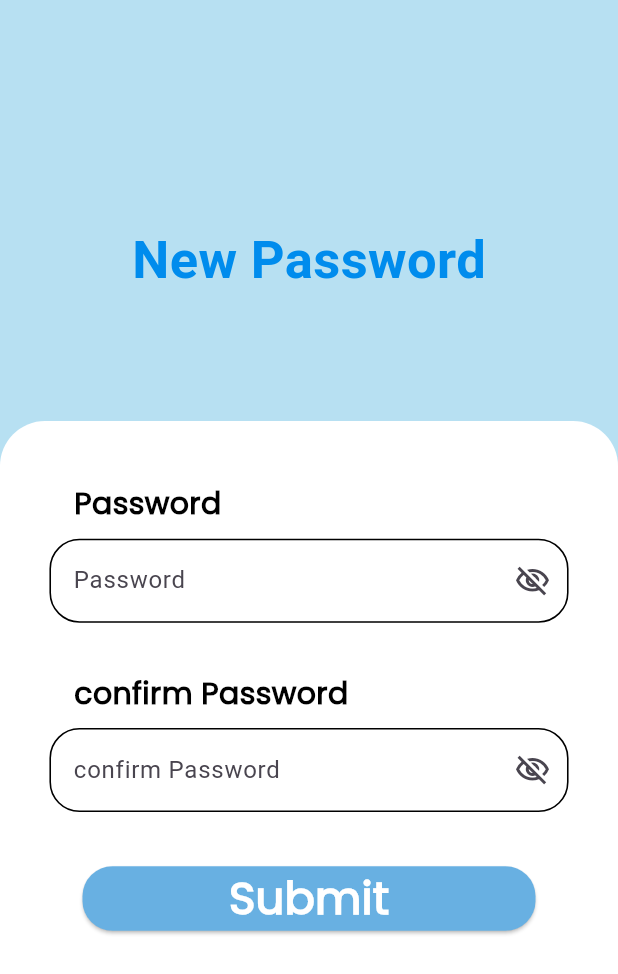
After one commit to hesham81/travel-go, a Flutter app: the NewPassword screen opened by its route, on a phone screen of 412 x 824 dp. The commit adds this screen. Shown: the top 974 px of the screen. Run offline on Flutter 3.47's test engine with Material 3 defaults, Android fonts, the phone set to English and light mode, and no system bars; our stand-ins replace bot_toast, cloud_firestore, firebase_auth, firebase_core, flutter_easyloading, lottie; missing offline and left inert: email_otp; accounts and stored records are empty.

Commit message:
sending email otp to check vrefication take the otp and check adding new password screen

```diff
--- a/lib/main.dart
+++ b/lib/main.dart
@@ -3,6 +3,7 @@ import 'package:firebase_core/firebase_core.dart';
 import 'package:flutter/material.dart';
 import 'package:flutter_easyloading/flutter_easyloading.dart';
 import 'package:travel_go/core/services/easy_loading.dart';
+import 'package:travel_go/modules/new_password/pages/new_password.dart';
 import 'core/theme/app_theme.dart';
 
 import 'modules/first_screen/pages/first_screen.dart';
@@ -45,6 +46,7 @@ class MyApp extends StatelessWidget {
         Otp.routeName: (context) => Otp(),
         Home.routeName: (context) => Home(),
         AdminHome.routeName: (context) => AdminHome(),
+        NewPassword.routeName: (context) => NewPassword(),
       },
     );
   }
--- /dev/null
+++ b/lib/modules/new_password/pages/new_password.dart
@@ -0,0 +1,122 @@
+import 'package:flutter/material.dart';
+import 'package:flutter_easyloading/flutter_easyloading.dart';
+import 'package:travel_go/core/extensions/align.dart';
+import 'package:travel_go/core/extensions/extensions.dart';
+import 'package:travel_go/core/utils/firebase_services.dart';
+import 'package:travel_go/modules/sign_in/pages/sign_in.dart';
+
+import '../../../core/theme/app_colors.dart';
+import '../../../core/validations/validations.dart';
+import '../../../core/widget/back_leading_widget.dart';
+import '../../../core/widget/custom_elevated_button.dart';
+import '../../../core/widget/custom_text_form_field.dart';
+import '../../../core/widget/label.dart';
+
+class NewPassword extends StatefulWidget {
+  static const routeName = '/new-password';
+
+  const NewPassword({super.key});
+
+  @override
+  State<NewPassword> createState() => _NewPasswordState();
+}
+
+class _NewPasswordState extends State<NewPassword> {
+  var formKey = GlobalKey<FormState>();
+  var passwordController = TextEditingController();
+  var confirmPasswordController = TextEditingController();
+
+  @override
+  Widget build(BuildContext context) {
+    return Scaffold(
+      resizeToAvoidBottomInset: false,
+      body: Form(
+        autovalidateMode: AutovalidateMode.onUnfocus,
+        key: formKey,
+        child: Column(
+          crossAxisAlignment: CrossAxisAlignment.stretch,
+          children: [
+            0.18.height.hSpace,
+            Text(
+              "New Password",
+              style: TextStyle(
+                fontSize: 35,
+                fontWeight: FontWeight.w700,
+                color: AppColors.azureBlueColor,
+              ),
+            ).center.center,
+            0.1.height.hSpace,
+            Expanded(
+              child: Container(
+                decoration: BoxDecoration(
+                  color: AppColors.whiteColor,
+                  borderRadius: BorderRadius.only(
+                    topLeft: Radius.circular(30),
+                    topRight: Radius.circular(30),
+                  ),
+                ),
+                child: Column(
+                  crossAxisAlignment: CrossAxisAlignment.start,
+                  children: [
+                    0.05.height.hSpace,
+                    Label(
+                      text: 'Password',
+                    ).hPadding(0.04.width),
+                    0.01.height.hSpace,
+                    CustomTextFormField(
+                      isPassword: true,
+                      controller: passwordController,
+                      hintText: 'Password',
+                      validation: (value) {
+                        return Validations.isPasswordValid(
+                          passwordController.text,
+                        );
+                      },
+                    ),
+                    0.04.height.hSpace,
+                    Label(
+                      text: 'confirm Password',
+                    ).hPadding(0.04.width),
+                    0.01.height.hSpace,
+                    CustomTextFormField(
+                        hintText: "confirm Password",
+                        isPassword: true,
+                        controller: confirmPasswordController,
+                        validation: (value) {
+                          return Validations.rePasswordValid(
+                            passwordController.text,
+                            confirmPasswordController.text,
+                          );
+                        }),
+                    0.04.height.hSpace,
+                    SizedBox(
+                      height: 0.06.height,
+                      child: CustomElevatedButton(
+                        textSize: 30,
+                        text: "          Submit          ",
+                        onPressed: () {
+                          if (formKey.currentState!.validate()) {
+                            Navigator.pushNamedAndRemoveUntil(
+                              context,
+                              SignIn.routeName,
+                              (_) => false,
+                            );
+                          }
+                        },
+                        borderRadius: 20,
+                        padding: EdgeInsets.symmetric(
+                          horizontal: 0.02.height,
+                          vertical: 0,
+                        ),
+                      ).center,
+                    ),
+                  ],
+                ).hPadding(0.08.width),
+              ),
+            )
+          ],
+        ),
+      ),
+    );
+  }
+}
--- a/pubspec.yaml
+++ b/pubspec.yaml
@@ -41,6 +41,7 @@ dependencies:
   lottie: ^3.3.1
   skeletonizer: ^1.4.3
   cloud_firestore: ^5.6.2
+  email_otp: ^3.0.2
 
 dev_dependencies:
   flutter_test:
```
Also changed, not shown: lib/core/services/bot_toast.dart (+302 -48 lines), lib/core/utils/email_services.dart (added, +34 -0 lines), lib/core/utils/firebase_services.dart (+19 -0 lines), lib/modules/forget_password/pages/forget_password.dart (+8 -1 lines), lib/modules/otp/pages/otp.dart (+19 -4 lines), lib/modules/sign_in/pages/sign_in.dart (+18 -12 lines), pubspec.lock.
